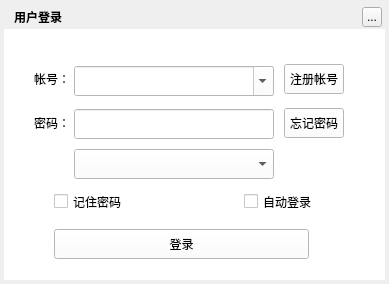
Greedysky/TTKMusicPlayer, file TTKModule/TTKWidget/musicUiKits/musicUserKits/musicuserdialog.ui: the form before one commit.
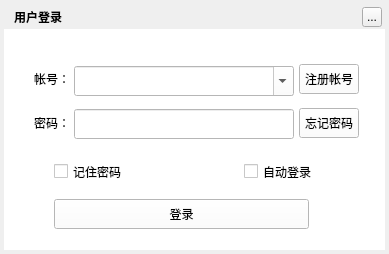
The form after the commit. Icons and pictures are not drawn. Custom widgets are drawn as their Qt base class.

Commit message: refactor: Remove user server interface[159375]

```diff
--- a/TTKModule/TTKWidget/musicUiKits/musicUserKits/musicuserdialog.ui
+++ b/TTKModule/TTKWidget/musicUiKits/musicUserKits/musicuserdialog.ui
@@ -7,7 +7,7 @@
     <x>0</x>
     <y>0</y>
     <width>389</width>
-    <height>284</height>
+    <height>254</height>
    </rect>
   </property>
   <property name="windowTitle">
@@ -22,7 +22,7 @@
      <x>4</x>
      <y>4</y>
      <width>381</width>
-     <height>276</height>
+     <height>246</height>
     </rect>
    </property>
    <property name="text">
@@ -67,7 +67,7 @@
      <x>4</x>
      <y>29</y>
      <width>381</width>
-     <height>251</height>
+     <height>221</height>
     </rect>
    </property>
    <property name="styleSheet">
@@ -108,7 +108,7 @@
       <rect>
        <x>70</x>
        <y>37</y>
-       <width>200</width>
+       <width>220</width>
        <height>30</height>
       </rect>
      </property>
@@ -127,7 +127,7 @@
       <rect>
        <x>70</x>
        <y>80</y>
-       <width>200</width>
+       <width>220</width>
        <height>30</height>
       </rect>
      </property>
@@ -141,7 +141,7 @@
     <widget class="QPushButton" name="forgotPwdButton">
      <property name="geometry">
       <rect>
-       <x>280</x>
+       <x>295</x>
        <y>79</y>
        <width>60</width>
        <height>30</height>
@@ -154,7 +154,7 @@
     <widget class="QPushButton" name="registerButton">
      <property name="geometry">
       <rect>
-       <x>280</x>
+       <x>295</x>
        <y>35</y>
        <width>60</width>
        <height>30</height>
@@ -168,7 +168,7 @@
      <property name="geometry">
       <rect>
        <x>50</x>
-       <y>165</y>
+       <y>135</y>
        <width>90</width>
        <height>15</height>
       </rect>
@@ -181,7 +181,7 @@
      <property name="geometry">
       <rect>
        <x>240</x>
-       <y>165</y>
+       <y>135</y>
        <width>90</width>
        <height>15</height>
       </rect>
@@ -194,7 +194,7 @@
      <property name="geometry">
       <rect>
        <x>50</x>
-       <y>200</y>
+       <y>170</y>
        <width>255</width>
        <height>30</height>
       </rect>
@@ -203,16 +203,6 @@
       <string>登录</string>
      </property>
     </widget>
-    <widget class="QComboBox" name="serverComboBox">
-     <property name="geometry">
-      <rect>
-       <x>70</x>
-       <y>120</y>
-       <width>200</width>
-       <height>30</height>
-      </rect>
-     </property>
-    </widget>
    </widget>
    <widget class="QWidget" name="two">
     <widget class="QLabel" name="usernameRegisterLabel">
```
Left out of the diff: 1 changed line with no effect on the pictures. The commit also changes 5 other files.
